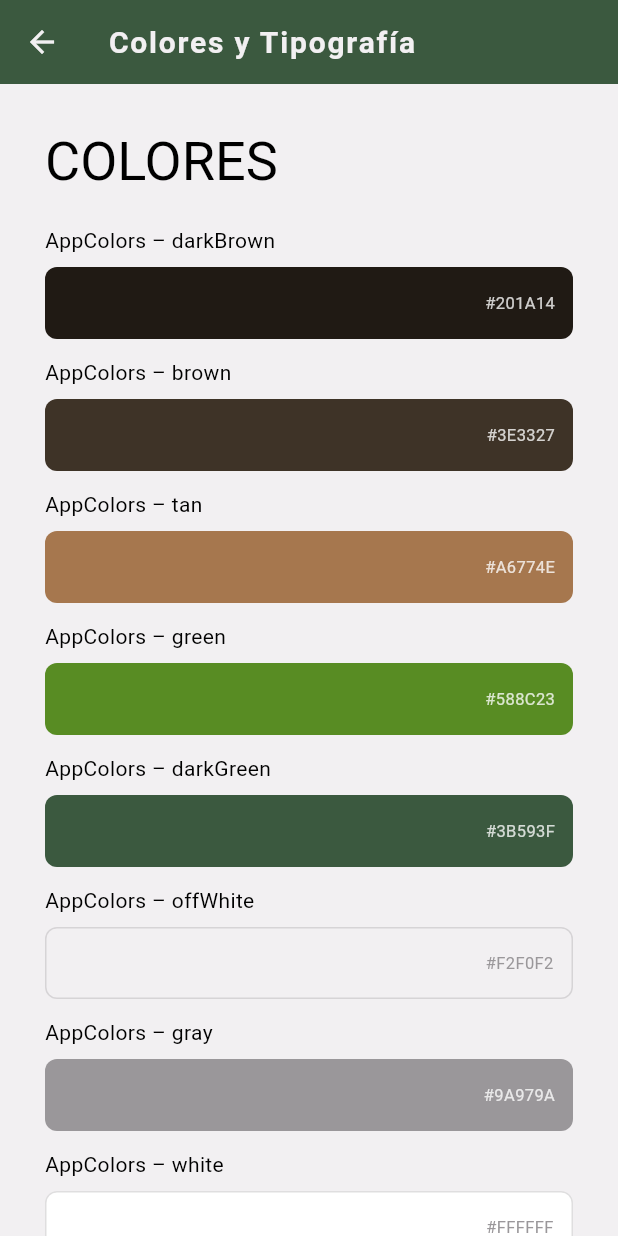
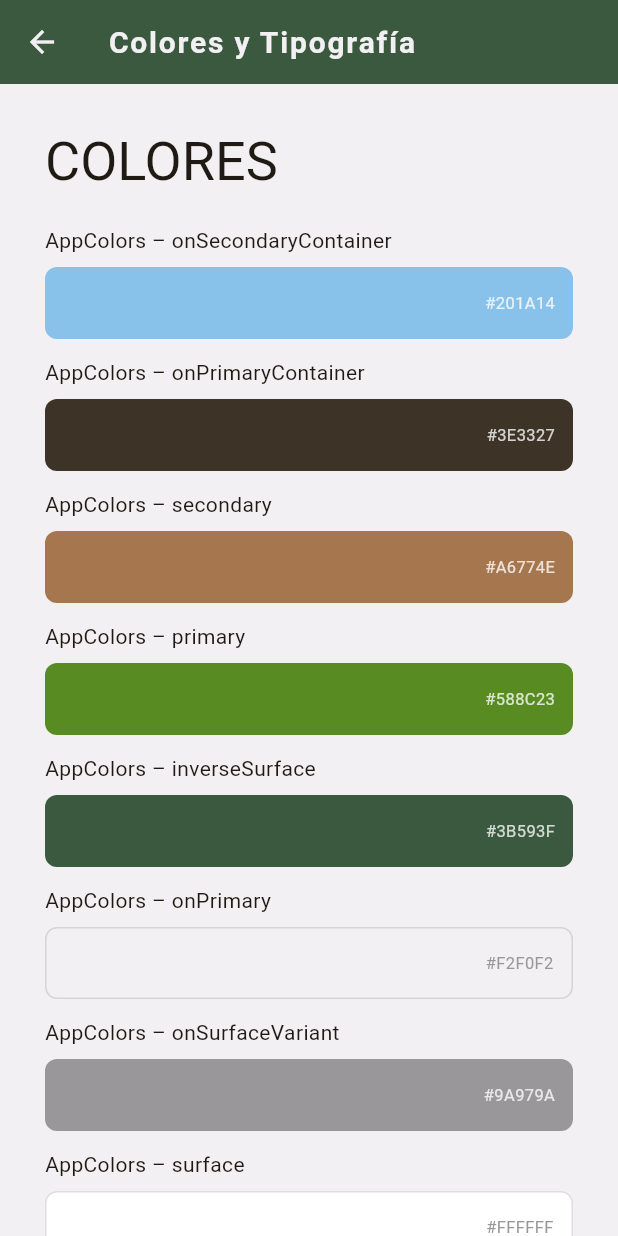
Before and after one commit to adminoutventura-dot/Outventura-Frontend, a Flutter app: the ThemeDemo screen opened directly, on a phone screen of 412 x 824 dp. Run offline on Flutter 3.47's test engine with Material 3 defaults, Android fonts, the phone set to English and light mode, and no system bars; our stand-ins replace flutter_riverpod, shared_preferences; accounts and stored records are empty.

Commit message:
Ajustes tema y colores

```diff
--- a/lib/app/theme/app_colors.dart
+++ b/lib/app/theme/app_colors.dart
@@ -1,19 +1,49 @@
 import 'package:flutter/material.dart';
 
 class AppColors {
-  static const Color white = Color(0xFFFFFFFF);
-  static const Color black = Color(0xFF000000);
-  static const Color lightBrown = Color(0xFFF0E9E5);
-  static const Color paleGreen = Color(0xFFEEE8E2);
-  static const Color red = Color(0xFFB53A3A);
+  // Light theme
+  static const Color primaryContainer = Color.fromARGB(255, 175, 214, 141); // lightGreen
+  static const Color onPrimaryContainer = Color(0xFF3E3327);
 
-  static const Color darkBrown = Color(0xFF201A14);
-  static const Color gray = Color(0xFF9A979A);
-  static const Color offWhite = Color(0xFFF2F0F2);
-  static const Color brown = Color(0xFF3E3327);
-  static const Color tan = Color(0xFFA6774E);
-  static const Color green = Color(0xFF588C23);
-  static const Color darkGreen = Color(0xFF3B593F);
-  static const Color lightBlue = Color(0xFF88C1E9);
-  static const Color darkBlue = Color(0xFF324756);
+  static const Color surface = Color(0xFFFFFFFF); // white
+  static const Color onSurface = Color(0xFF201A14); // dark gray
+
+  static const Color inverseSurface = Color(0xFF3B593F);
+  static const Color onSurfaceVariant = Color(0xFF9A979A);
+
+  static const Color primary = Color(0xFF588C23);
+  static const Color onPrimary = Color(0xFFF2F0F2);
+
+  static const Color secondary = Color(0xFFA6774E);
+  static const Color onSecondary = Color(0xFFF7EDE6);    // lightBrown
+
+  static const Color secondaryContainer = Color(0xFFF6FBFF); // lightBlue
+  static const Color onSecondaryContainer = Color(0xFF88C1E9);
+
+  static const Color tertiary = Color(0xFF324756);
+  static const Color error = Color(0xFFB53A3A);
+
+  // Dark theme
+  static const Color darkPrimaryContainer = Color.fromARGB(255, 88, 121, 54); // Cambiado
+  static const Color darkOnPrimaryContainer = Color.fromARGB(255, 196, 176, 156); // Cambiado
+
+  static const Color darkSurface =Color(0xFF1C1C1C); // Cambiado
+  static const Color darkOnSurface = Color(0xFFFFFFFF); // Cambiado
+
+  static const Color darkInverseSurface = Color.fromARGB(255, 111, 175, 119); // Cambiado
+  static const Color darkOnSurfaceVariant = Color(0xFF9A979A);
+
+  static const Color darkPrimary = Color.fromARGB(255, 123, 175, 70); // Cambiado
+  static const Color darkOnPrimary = Color(0xFF171512); // Cambiado
+
+  static const Color darkSecondary = Color.fromARGB(255, 214, 152, 97); // Cambiado
+  static const Color darkOnSecondary = Color.fromARGB(255, 59, 45, 39); // Cambiado
+
+  static const Color darkSecondaryContainer = Color.fromARGB(255, 75, 116, 145); // Cambiado
+  static const Color darkOnSecondaryContainer = Color.fromARGB(255, 45, 53, 63); // Cambiado
+
+  static const Color darkTertiary = Color.fromARGB(255, 74, 125, 192); // Cambiado
+  static const Color darkError = Color.fromARGB(255, 236, 94, 94); // Cambiado
+
+  // TODO: Que el boton de add y las chips de rol coincidan en colores
 }
--- a/lib/app/theme/app_theme.dart
+++ b/lib/app/theme/app_theme.dart
@@ -7,47 +7,44 @@ class AppTheme {
 
   static ThemeData get light => ThemeData(
     brightness: Brightness.light,
-    scaffoldBackgroundColor: AppColors.offWhite,
+    scaffoldBackgroundColor: AppColors.onPrimary,
     appBarTheme: AppBarTheme(
       elevation: 0,
-      backgroundColor: AppColors.darkGreen,
-      // Color del texto y los íconos
-      foregroundColor: AppColors.offWhite,
-      // Reacción del AppBar al scroll
+      backgroundColor: AppColors.inverseSurface,
+      foregroundColor: AppColors.onPrimary,
       surfaceTintColor: Colors.transparent,
-      // Estilo del título del AppBar
       titleTextStyle: AppTextStyles.headlineSmall.copyWith(
-        color: AppColors.offWhite,
+        color: AppColors.onPrimary,
       ),
     ),
 
     colorScheme: const ColorScheme.light(
-      primary: AppColors.green,
-      onPrimary: AppColors.offWhite,
+      primary: AppColors.primary,
+      onPrimary: AppColors.onPrimary,
 
-      secondary: AppColors.tan,
-      onSecondary: AppColors.lightBrown,
+      secondary: AppColors.secondary,
+      onSecondary: AppColors.onSecondary,
 
-      tertiary: AppColors.darkBlue,
-      onTertiary: AppColors.offWhite,
+      tertiary: AppColors.tertiary,
+      onTertiary: AppColors.onPrimary,
 
-      primaryContainer: AppColors.paleGreen,
-      onPrimaryContainer: AppColors.brown,
+      primaryContainer: AppColors.primaryContainer,
+      onPrimaryContainer: AppColors.onPrimaryContainer,
 
-      secondaryContainer: AppColors.lightBlue,
-      onSecondaryContainer: AppColors.darkBrown,
+      secondaryContainer: AppColors.secondaryContainer,
+      onSecondaryContainer: AppColors.onSecondaryContainer,
 
-      surface: AppColors.white,
-      onSurface: AppColors.black,
+      surface: AppColors.surface,
+      onSurface: AppColors.onSurface,
 
-      inverseSurface: AppColors.darkGreen,
-      onInverseSurface: AppColors.white,
+      inverseSurface: AppColors.inverseSurface,
+      onInverseSurface: AppColors.surface,
 
-      surfaceContainer: AppColors.white,
-      onSurfaceVariant: AppColors.gray,
+      surfaceContainer: AppColors.surface,
+      onSurfaceVariant: AppColors.onSurfaceVariant,
 
-      error: AppColors.red,
-      onError: AppColors.offWhite,
+      error: AppColors.error,
+      onError: AppColors.onPrimary,
     ),
 
     textTheme: const TextTheme(
@@ -67,40 +64,44 @@ class AppTheme {
 
   static ThemeData get dark => ThemeData(
     brightness: Brightness.dark,
-    scaffoldBackgroundColor: AppColors.darkBlue,
-    appBarTheme: const AppBarTheme(
+    scaffoldBackgroundColor: AppColors.darkOnPrimary,
+    appBarTheme: AppBarTheme(
       elevation: 0,
-      // Los colores se tomarán del Theme (colorScheme) automáticamente
+      backgroundColor: AppColors.darkInverseSurface,
+      foregroundColor: AppColors.darkOnPrimary,
+      surfaceTintColor: Colors.transparent,
+      titleTextStyle: AppTextStyles.headlineSmall.copyWith(
+        color: AppColors.darkOnPrimary,
+      ),
     ),
     colorScheme: const ColorScheme.dark(
-      primary: AppColors.green,
-      onPrimary: AppColors.offWhite,
+      primary: AppColors.darkPrimary,
+      onPrimary: AppColors.darkOnPrimary,
 
-      secondary: AppColors.tan,
-      onSecondary: AppColors.offWhite,
+      secondary: AppColors.darkSecondary,
+      onSecondary: AppColors.darkOnSecondary,
 
-      tertiary: AppColors.lightBlue,
-      onTertiary: AppColors.offWhite,
+      tertiary: AppColors.darkTertiary,
+      onTertiary: AppColors.darkOnPrimary,
 
-      primaryContainer: AppColors.darkGreen,
-      onPrimaryContainer: AppColors.white,
+      primaryContainer: AppColors.darkPrimaryContainer,
+      onPrimaryContainer: AppColors.darkOnPrimaryContainer,
 
-      secondaryContainer: AppColors.darkBrown,
-      onSecondaryContainer: AppColors.lightBlue,
+      secondaryContainer: AppColors.darkSecondaryContainer,
+      onSecondaryContainer: AppColors.darkOnSecondaryContainer,
 
-      surface: AppColors.darkBlue,
-      onSurface: AppColors.offWhite,
+      surface: AppColors.darkSurface,
+      onSurface: AppColors.darkOnSurface,
 
-      inverseSurface: AppColors.white,
-      onInverseSurface: AppColors.darkGreen,
+      inverseSurface: AppColors.darkInverseSurface,
+      onInverseSurface: AppColors.darkSurface,
 
-      surfaceContainer: AppColors.darkBlue,
-      onSurfaceVariant: AppColors.gray,
+      surfaceContainer: AppColors.darkSurface,
+      onSurfaceVariant: AppColors.darkOnSurfaceVariant,
 
-      error: AppColors.red,
-      onError: AppColors.offWhite,
+      error: AppColors.darkError,
+      onError: AppColors.darkOnPrimary,
     ),
-
     textTheme: const TextTheme(
       titleLarge: AppTextStyles.titleLarge,
       headlineSmall: AppTextStyles.headlineSmall,
@@ -113,5 +114,6 @@ class AppTheme {
       labelSmall: AppTextStyles.labelSmall,
       titleSmall: AppTextStyles.titleSmall,
     ),
+
   );
 }
--- a/lib/catalog/demos/theme_demo.dart
+++ b/lib/catalog/demos/theme_demo.dart
@@ -24,12 +24,12 @@ class ThemeDemo extends StatelessWidget {
           ),
           const SizedBox(height: 20),
 
-          const Text('AppColors – darkBrown'),
+          const Text('AppColors – onSecondaryContainer'),
           const SizedBox(height: 8),
           Container(
             height: 48,
             decoration: BoxDecoration(
-              color: AppColors.darkBrown,
+              color: AppColors.onSecondaryContainer,
               borderRadius: BorderRadius.circular(8),
             ),
             alignment: Alignment.centerRight,
@@ -44,12 +44,12 @@ class ThemeDemo extends StatelessWidget {
           ),
 
           const SizedBox(height: 12),
-          const Text('AppColors – brown'),
+          const Text('AppColors – onPrimaryContainer'),
           const SizedBox(height: 8),
           Container(
             height: 48,
             decoration: BoxDecoration(
-              color: AppColors.brown,
+              color: AppColors.onPrimaryContainer,
               borderRadius: BorderRadius.circular(8),
             ),
             alignment: Alignment.centerRight,
@@ -64,12 +64,12 @@ class ThemeDemo extends StatelessWidget {
           ),
 
           const SizedBox(height: 12),
-          const Text('AppColors – tan'),
+          const Text('AppColors – secondary'),
           const SizedBox(height: 8),
           Container(
             height: 48,
             decoration: BoxDecoration(
-              color: AppColors.tan,
+              color: AppColors.secondary,
               borderRadius: BorderRadius.circular(8),
             ),
             alignment: Alignment.centerRight,
@@ -84,12 +84,12 @@ class ThemeDemo extends StatelessWidget {
           ),
 
           const SizedBox(height: 12),
-          const Text('AppColors – green'),
+          const Text('AppColors – primary'),
           const SizedBox(height: 8),
           Container(
             height: 48,
             decoration: BoxDecoration(
-              color: AppColors.green,
+              color: AppColors.primary,
               borderRadius: BorderRadius.circular(8),
             ),
             alignment: Alignment.centerRight,
@@ -104,12 +104,12 @@ class ThemeDemo extends StatelessWidget {
           ),
 
           const SizedBox(height: 12),
-          const Text('AppColors – darkGreen'),
+          const Text('AppColors – inverseSurface'),
           const SizedBox(height: 8),
           Container(
             height: 48,
             decoration: BoxDecoration(
-              color: AppColors.darkGreen,
+              color: AppColors.inverseSurface,
               borderRadius: BorderRadius.circular(8),
             ),
             alignment: Alignment.centerRight,
@@ -124,14 +124,14 @@ class ThemeDemo extends StatelessWidget {
           ),
 
           const SizedBox(height: 12),
-          const Text('AppColors – offWhite'),
+          const Text('AppColors – onPrimary'),
           const SizedBox(height: 8),
           Container(
             height: 48,
             decoration: BoxDecoration(
-              color: AppColors.offWhite,
+              color: AppColors.onPrimary,
               borderRadius: BorderRadius.circular(8),
-              border: Border.all(color: AppColors.gray.withAlpha(80)),
+              border: Border.all(color: AppColors.onSurfaceVariant.withAlpha(80)),
             ),
             alignment: Alignment.centerRight,
             padding: const EdgeInsets.symmetric(horizontal: 12),
@@ -139,19 +139,18 @@ class ThemeDemo extends StatelessWidget {
               '#F2F0F2',
               style: TextStyle(
                 fontSize: 11,
-                color: AppColors.gray,
+                color: AppColors.onSurfaceVariant,
               ),
             ),
           ),
 
-
           const SizedBox(height: 12),
-          const Text('AppColors – gray'),
+          const Text('AppColors – onSurfaceVariant'),
           const SizedBox(height: 8),
           Container(
             height: 48,
             decoration: BoxDecoration(
-              color: AppColors.gray,
+              color: AppColors.onSurfaceVariant,
               borderRadius: BorderRadius.circular(8),
             ),
             alignment: Alignment.centerRight,
@@ -166,14 +165,14 @@ class ThemeDemo extends StatelessWidget {
           ),
 
           const SizedBox(height: 12),
-          const Text('AppColors – white'),
+          const Text('AppColors – surface'),
           const SizedBox(height: 8),
           Container(
             height: 48,
             decoration: BoxDecoration(
-              color: AppColors.white,
+              color: AppColors.surface,
               borderRadius: BorderRadius.circular(8),
-              border: Border.all(color: AppColors.gray.withAlpha(80)),
+              border: Border.all(color: AppColors.onSurfaceVariant.withAlpha(80)),
             ),
             alignment: Alignment.centerRight,
             padding: const EdgeInsets.symmetric(horizontal: 12),
@@ -181,24 +180,24 @@ class ThemeDemo extends StatelessWidget {
               '#FFFFFF',
               style: TextStyle(
                 fontSize: 11,
-                color: AppColors.gray,
+                color: AppColors.onSurfaceVariant,
               ),
             ),
           ),
 
           const SizedBox(height: 12),
-          const Text('AppColors – black'),
+          const Text('AppColors – onSurface'),
           const SizedBox(height: 8),
           Container(
             height: 48,
             decoration: BoxDecoration(
-              color: AppColors.black,
+              color: AppColors.onSurface,
               borderRadius: BorderRadius.circular(8),
             ),
             alignment: Alignment.centerRight,
             padding: const EdgeInsets.symmetric(horizontal: 12),
             child: Text(
-              '#000000',
+              '#1C1C1C',
               style: TextStyle(
                 fontSize: 11,
                 color: Colors.white.withAlpha(200),
@@ -207,52 +206,52 @@ class ThemeDemo extends StatelessWidget {
           ),
 
           const SizedBox(height: 12),
-          const Text('AppColors – lightGreen'),
+          const Text('AppColors – onSecondary'),
           const SizedBox(height: 8),
           Container(
             height: 48,
             decoration: BoxDecoration(
-              color: AppColors.lightBrown,
+              color: AppColors.onSecondary,
               borderRadius: BorderRadius.circular(8),
             ),
             alignment: Alignment.centerRight,
             padding: const EdgeInsets.symmetric(horizontal: 12),
             child: const Text(
-              '#F4F8EF',
+              '#F7EDE6',
               style: TextStyle(
                 fontSize: 11,
-                color: AppColors.gray,
+                color: AppColors.onSurfaceVariant,
               ),
             ),
           ),
 
           const SizedBox(height: 12),
-          const Text('AppColors – paleGreen'),
+          const Text('AppColors – primaryContainer'),
           const SizedBox(height: 8),
           Container(
             height: 48,
             decoration: BoxDecoration(
-              color: AppColors.paleGreen,
+              color: AppColors.primaryContainer,
               borderRadius: BorderRadius.circular(8),
             ),
             alignment: Alignment.centerRight,
             padding: const EdgeInsets.symmetric(horizontal: 12),
             child: const Text(
-              '#F1EFE8',
+              '#D4E8C2',
               style: TextStyle(
                 fontSize: 11,
-                color: AppColors.gray,
+                color: AppColors.onSurfaceVariant,
               ),
             ),
           ),
 
           const SizedBox(height: 12),
-          const Text('AppColors – red'),
+          const Text('AppColors – error'),
           const SizedBox(height: 8),
           Container(
             height: 48,
             decoration: BoxDecoration(
-              color: AppColors.red,
+              color: AppColors.error,
               borderRadius: BorderRadius.circular(8),
             ),
             alignment: Alignment.centerRight,
@@ -267,12 +266,12 @@ class ThemeDemo extends StatelessWidget {
           ),
 
           const SizedBox(height: 12),
-          const Text('AppColors – lightBlue'),
+          const Text('AppColors – secondaryContainer'),
           const SizedBox(height: 8),
           Container(
             height: 48,
             decoration: BoxDecoration(
-              color: AppColors.lightBlue,
+              color: AppColors.secondaryContainer,
               borderRadius: BorderRadius.circular(8),
             ),
             alignment: Alignment.centerRight,
@@ -287,12 +286,12 @@ class ThemeDemo extends StatelessWidget {
           ),
 
           const SizedBox(height: 12),
-          const Text('AppColors – darkBlue'),
+          const Text('AppColors – tertiary'),
           const SizedBox(height: 8),
           Container(
             height: 48,
             decoration: BoxDecoration(
-              color: AppColors.darkBlue,
+              color: AppColors.tertiary,
               borderRadius: BorderRadius.circular(8),
             ),
             alignment: Alignment.centerRight,
--- a/lib/core/widgets/app_input_field.dart
+++ b/lib/core/widgets/app_input_field.dart
@@ -57,7 +57,7 @@ class CustomInputField extends StatelessWidget {
         ),
         focusedBorder: UnderlineInputBorder(
           borderSide: BorderSide(
-            color: colorScheme.primary.withAlpha(150),
+            color: colorScheme.primaryContainer,
             width: 2,
           ),
         ),
--- a/lib/core/widgets/confirm_dialog.dart
+++ b/lib/core/widgets/confirm_dialog.dart
@@ -7,7 +7,7 @@ Future<bool> showConfirmDialog({
   required String title,
   required String content,
   String cancelLabel = 'Cancelar',
-  String confirmLabel = 'Eliminar',
+  String confirmLabel = 'Aceptar',
   bool isDanger = true,
 }) async {
   final ColorScheme cs = Theme.of(context).colorScheme;
--- a/lib/features/outventura/presentation/pages/main_scaffold.dart
+++ b/lib/features/outventura/presentation/pages/main_scaffold.dart
@@ -44,9 +44,9 @@ class _MainScaffoldState extends State<MainScaffold> {
         currentIndex: _indiceActual,
         onTap: (int index) => setState(() => _indiceActual = index),
         type: BottomNavigationBarType.fixed,
-        selectedItemColor: cs.onPrimary,
+        selectedItemColor: cs.primary,
         unselectedItemColor: cs.onSurfaceVariant,
-        backgroundColor: Theme.of(context).colorScheme.onPrimaryContainer,
+        backgroundColor: Theme.of(context).colorScheme.surface,
         items: const [
           BottomNavigationBarItem(
             icon: Icon(Icons.home_outlined),
--- a/lib/features/outventura/presentation/widgets/excursion_card.dart
+++ b/lib/features/outventura/presentation/widgets/excursion_card.dart
@@ -154,7 +154,7 @@ class ExcursionCard extends StatelessWidget {
                       children: excursion.categorias
                           .map((CategoriaActividad c) => TagWidget(
                                 text: c.label,
-                                backgroundColor: cs.primaryContainer,
+                                backgroundColor: cs.onSecondary,
                                 textColor: cs.onPrimaryContainer,
                               ))
                           .toList(),
--- a/lib/features/outventura/presentation/widgets/request_card.dart
+++ b/lib/features/outventura/presentation/widgets/request_card.dart
@@ -31,9 +31,9 @@ class SolicitudCard extends StatelessWidget {
 
     final (Color badgeBg, Color badgeFg, Color accentColor) = switch (solicitud.estado) {
       EstadoSolicitud.confirmada => (
-          cs.secondaryContainer,
-          cs.onSecondaryContainer,
-          cs.secondaryContainer,
+          cs.primary,
+          cs.onPrimary,
+          cs.primary,
         ),
       EstadoSolicitud.pendiente  => (
           cs.tertiaryContainer,
@@ -41,9 +41,9 @@ class SolicitudCard extends StatelessWidget {
           cs.tertiary,
         ),
       EstadoSolicitud.finalizada => (
-          cs.primaryContainer,
+          cs.onSecondary,
           cs.onPrimaryContainer,
-          cs.primaryContainer,
+          cs.onSecondary,
         ),
       EstadoSolicitud.cancelada => (
           cs.error,
@@ -166,7 +166,7 @@ class SolicitudCard extends StatelessWidget {
                       children: excursion.categorias
                           .map((CategoriaActividad c) => TagWidget(
                                 text: c.label,
-                                backgroundColor: cs.onPrimary,
+                                backgroundColor: cs.onSecondary,
                                 textColor: cs.onPrimaryContainer,
                               ))
                           .toList(),
--- a/lib/features/outventura/presentation/widgets/reservation_line_card.dart
+++ b/lib/features/outventura/presentation/widgets/reservation_line_card.dart
@@ -47,7 +47,7 @@ class ReservationLineCard extends StatelessWidget {
                 ),
                 TagWidget(
                   text: 'x${linea.cantidad}',
-                  backgroundColor: cs.primaryContainer,
+                  backgroundColor: cs.onSecondary,
                   textColor: cs.onPrimaryContainer,
                 ),
                 const SizedBox(width: 4),
```
Also changed, not shown: lib/catalog/demos/inputs_demo.dart (+15 -8 lines), lib/core/widgets/add_fab.dart (added, +37 -0 lines), lib/core/widgets/app_dropdown_field.dart (renamed from lib/core/widgets/app_user_dropdown.dart, +26 -25 lines), lib/features/outventura/presentation/controllers/reservation_form_controller.dart (+11 -8 lines), lib/features/outventura/presentation/pages/equipment_page.dart (+2 -9 lines), lib/features/outventura/presentation/pages/excursions_page.dart (+2 -9 lines), lib/features/outventura/presentation/pages/forms/request_form_page.dart (+18 -10 lines), lib/features/outventura/presentation/pages/forms/reservation_form_page.dart (+23 -12 lines), lib/features/outventura/presentation/pages/users_page.dart (+3 -8 lines), lib/features/outventura/presentation/widgets/reservation_card.dart (+9 -18 lines), lib/features/outventura/presentation/widgets/reservation_line_dialog.dart (+80 -60 lines).
